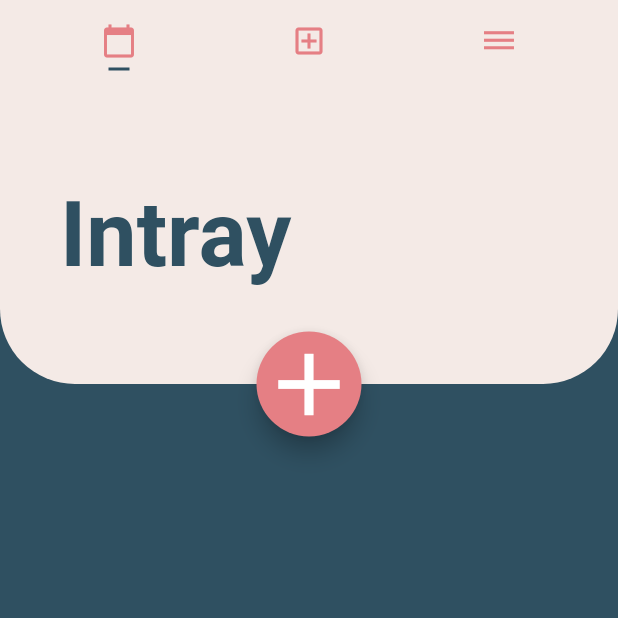
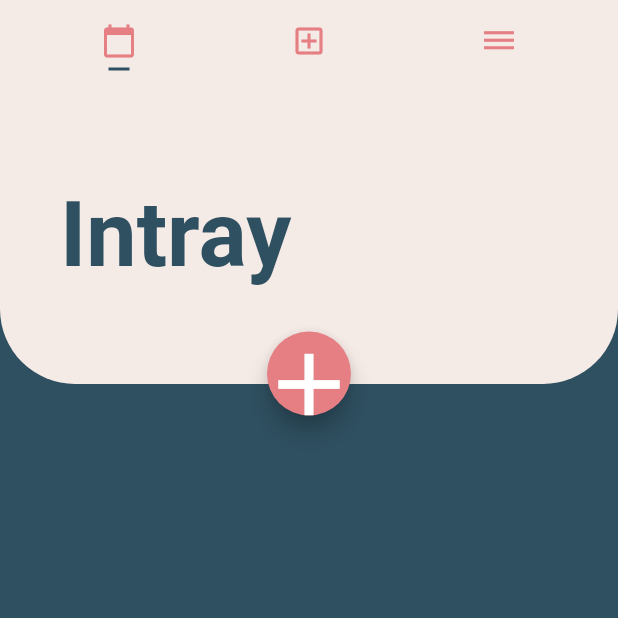
Before and after one commit to uyentrannn/ProductivityApp, a Flutter app: the screen it shows after launch, on a phone screen of 412 x 824 dp, the top half of it. Run offline on Flutter 3.47's test engine with Material 2 defaults, Android fonts, the phone set to English and light mode, and no system bars; Roboto replaces fonts that are missing (Helvetica Neue).

```diff
--- a/App/ProductivityApp/lib/main.dart
+++ b/App/ProductivityApp/lib/main.dart
@@ -71,7 +71,7 @@ class _MyHomePageState extends State<MyHomePage> {
                 ),
               ),
               Container(
-                height: 70,
+                // height: 70,
                 width: 70,
                 margin: EdgeInsets.only(top: 165, left: MediaQuery.of(context).size.width*0.5-35),
                 child: FloatingActionButton(
```
